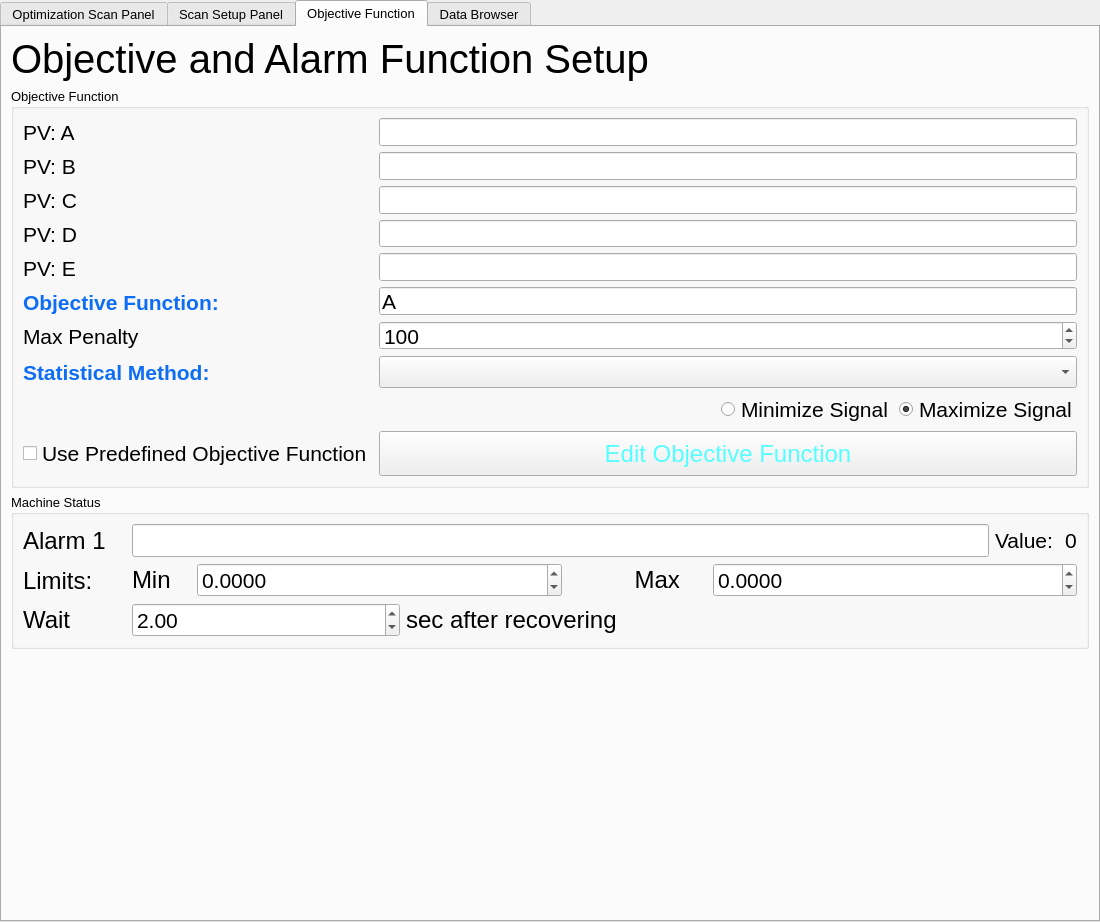
Above: UIOcelotInterface_gen.ui from ocelot-collab/optimizer before the change. Below: the same form after it.
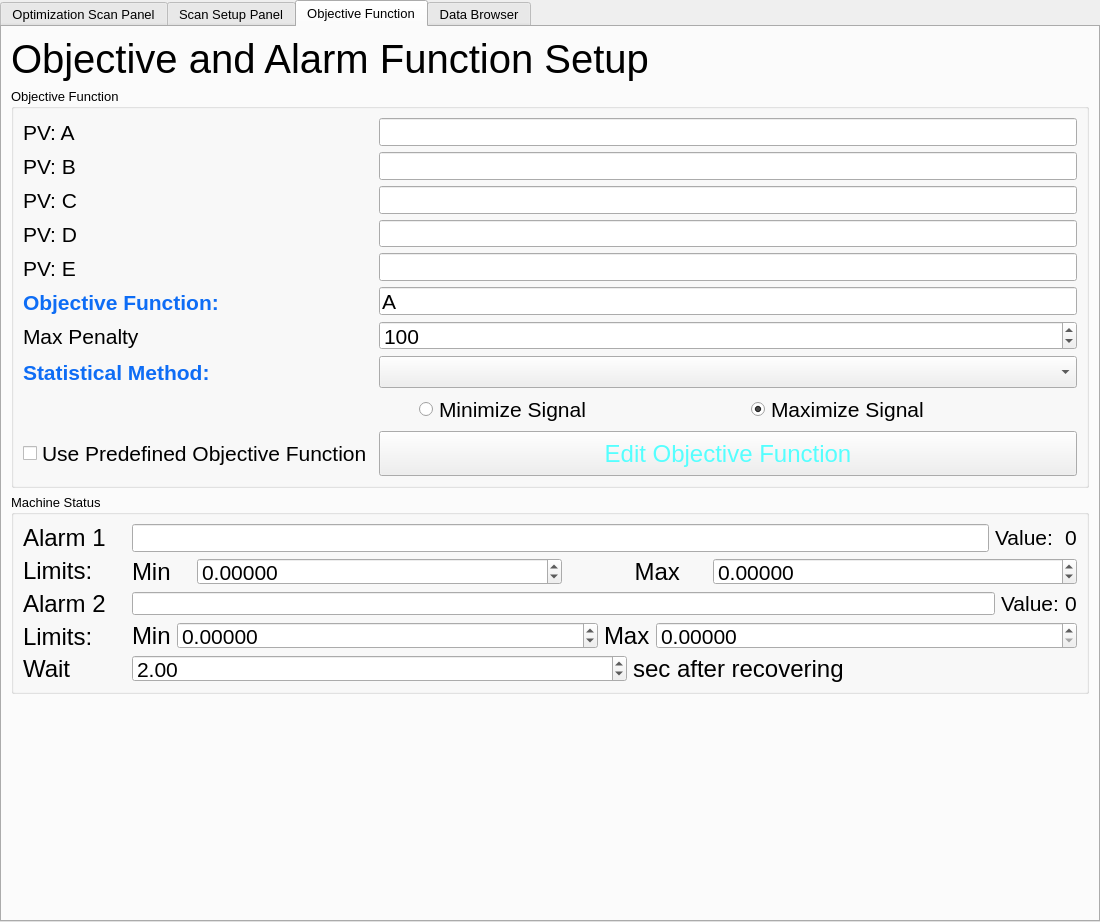
That is the form after the change. The open tabs and pages were chosen to show the change. Custom widgets are drawn as their Qt base class.

Commit message: added SwissXFEL interface. added limit group control, added second alarm channel. Removed realtive/absolute selector.

```diff
--- a/UIOcelotInterface_gen.ui
+++ b/UIOcelotInterface_gen.ui
@@ -1373,7 +1373,7 @@
             <item>
              <spacer name="horizontalSpacer_2">
               <property name="orientation">
-               <enum>Qt::Orientation::Horizontal</enum>
+               <enum>Qt::Vertical</enum>
               </property>
               <property name="sizeHint" stdset="0">
                <size>
@@ -1553,6 +1553,30 @@
                 </property>
                </widget>
               </item>
+              <item>
+               <widget class="QLabel" name="label_32">
+                <property name="font">
+                 <font>
+                  <pointsize>18</pointsize>
+                 </font>
+                </property>
+                <property name="text">
+                 <string>Alarm 2</string>
+                </property>
+               </widget>
+              </item>
+              <item>
+               <widget class="QLabel" name="label_35">
+                <property name="font">
+                 <font>
+                  <pointsize>18</pointsize>
+                 </font>
+                </property>
+                <property name="text">
+                 <string>Limits:</string>
+                </property>
+               </widget>
+              </item>
               <item>
                <widget class="QLabel" name="label_15">
                 <property name="maximumSize">
@@ -1574,40 +1598,8 @@
              </layout>
             </item>
             <item>
-             <layout class="QVBoxLayout" name="verticalLayout_14">
-              <item>
-               <layout class="QHBoxLayout" name="horizontalLayout_9">
-                <item>
-                 <widget class="QLineEdit" name="le_alarm">
-                  <property name="font">
-                   <font>
-                    <pointsize>16</pointsize>
-                   </font>
-                  </property>
-                 </widget>
-                </item>
-                <item>
-                 <widget class="QLabel" name="label_12">
-                  <property name="text">
-                   <string>&lt;html&gt;&lt;head/&gt;&lt;body&gt;&lt;p&gt;&lt;span style=&quot; font-size:16pt;&quot;&gt;Value:    &lt;/span&gt;&lt;/p&gt;&lt;/body&gt;&lt;/html&gt;</string>
-                  </property>
-                 </widget>
-                </item>
-                <item>
-                 <widget class="QLabel" name="label_alarm">
-                  <property name="font">
-                   <font>
-                    <pointsize>16</pointsize>
-                   </font>
-                  </property>
-                  <property name="text">
-                   <string>&lt;html&gt;&lt;head/&gt;&lt;body&gt;&lt;p&gt;&lt;span style=&quot; font-size:16pt;&quot;&gt;0&lt;/span&gt;&lt;/p&gt;&lt;/body&gt;&lt;/html&gt;</string>
-                  </property>
-                 </widget>
-                </item>
-               </layout>
-              </item>
-              <item>
+             <layout class="QGridLayout" name="gridLayout_6">
+              <item row="1" column="0">
                <layout class="QHBoxLayout" name="horizontalLayout_6">
                 <item>
                  <widget class="QLabel" name="label_17">
@@ -1644,7 +1636,7 @@
                    <locale language="English" country="UnitedStates"/>
                   </property>
                   <property name="decimals">
-                   <number>4</number>
+                   <number>5</number>
                   </property>
                   <property name="minimum">
                    <double>-99999999.989999994635582</double>
@@ -1695,7 +1687,7 @@
                    <locale language="English" country="UnitedStates"/>
                   </property>
                   <property name="decimals">
-                   <number>4</number>
+                   <number>5</number>
                   </property>
                   <property name="minimum">
                    <double>-99999999.989999994635582</double>
@@ -1710,7 +1702,70 @@
                 </item>
                </layout>
               </item>
-              <item>
+              <item row="2" column="0">
+               <layout class="QHBoxLayout" name="horizontalLayout_19">
+                <item>
+                 <widget class="QLineEdit" name="le_alarm_2"/>
+                </item>
+                <item>
+                 <widget class="QLabel" name="label_37">
+                  <property name="font">
+                   <font>
+                    <pointsize>16</pointsize>
+                   </font>
+                  </property>
+                  <property name="text">
+                   <string>Value:</string>
+                  </property>
+                 </widget>
+                </item>
+                <item>
+                 <widget class="QLabel" name="label_alarm_2">
+                  <property name="font">
+                   <font>
+                    <pointsize>16</pointsize>
+                   </font>
+                  </property>
+                  <property name="text">
+                   <string>0</string>
+                  </property>
+                 </widget>
+                </item>
+               </layout>
+              </item>
+              <item row="0" column="0">
+               <layout class="QHBoxLayout" name="horizontalLayout_9">
+                <item>
+                 <widget class="QLineEdit" name="le_alarm_1">
+                  <property name="font">
+                   <font>
+                    <pointsize>16</pointsize>
+                   </font>
+                  </property>
+                 </widget>
+                </item>
+                <item>
+                 <widget class="QLabel" name="label_12">
+                  <property name="text">
+                   <string>&lt;html&gt;&lt;head/&gt;&lt;body&gt;&lt;p&gt;&lt;span style=&quot; font-size:16pt;&quot;&gt;Value:    &lt;/span&gt;&lt;/p&gt;&lt;/body&gt;&lt;/html&gt;</string>
+                  </property>
+                 </widget>
+                </item>
+                <item>
+                 <widget class="QLabel" name="label_alarm_1">
+                  <property name="font">
+                   <font>
+                    <pointsize>16</pointsize>
+                   </font>
+                  </property>
+                  <property name="text">
+                   <string>&lt;html&gt;&lt;head/&gt;&lt;body&gt;&lt;p&gt;&lt;span style=&quot; font-size:16pt;&quot;&gt;0&lt;/span&gt;&lt;/p&gt;&lt;/body&gt;&lt;/html&gt;</string>
+                  </property>
+                 </widget>
+                </item>
+               </layout>
+              </item>
+              <item row="7" column="0">
                <layout class="QHBoxLayout" name="horizontalLayout_10">
                 <item>
                  <widget class="QDoubleSpinBox" name="sb_alarm_timeout">
@@ -1763,7 +1818,7 @@
                 <item>
                  <spacer name="horizontalSpacer">
                   <property name="orientation">
-                   <enum>Qt::Orientation::Horizontal</enum>
+                   <enum>Qt::Vertical</enum>
                   </property>
                   <property name="sizeHint" stdset="0">
                    <size>
@@ -1775,6 +1830,76 @@
                 </item>
                </layout>
               </item>
+              <item row="3" column="0">
+               <layout class="QHBoxLayout" name="horizontalLayout_18">
+                <item>
+                 <widget class="QLabel" name="label_33">
+                  <property name="font">
+                   <font>
+                    <pointsize>18</pointsize>
+                   </font>
+                  </property>
+                  <property name="text">
+                   <string>Min</string>
+                  </property>
+                 </widget>
+                </item>
+                <item>
+                 <widget class="QDoubleSpinBox" name="sb_alarm_2_min">
+                  <property name="sizePolicy">
+                   <sizepolicy hsizetype="Expanding" vsizetype="Fixed">
+                    <horstretch>0</horstretch>
+                    <verstretch>0</verstretch>
+                   </sizepolicy>
+                  </property>
+                  <property name="font">
+                   <font>
+                    <pointsize>16</pointsize>
+                   </font>
+                  </property>
+                  <property name="decimals">
+                   <number>5</number>
+                  </property>
+                  <property name="minimum">
+                   <double>-99999999.989999994635582</double>
+                  </property>
+                  <property name="maximum">
+                   <double>99999999.989999994635582</double>
+                  </property>
+                 </widget>
+                </item>
+                <item>
+                 <widget class="QLabel" name="label_34">
+                  <property name="font">
+                   <font>
+                    <pointsize>18</pointsize>
+                   </font>
+                  </property>
+                  <property name="text">
+                   <string>Max</string>
+                  </property>
+                 </widget>
+                </item>
+                <item>
+                 <widget class="QDoubleSpinBox" name="sb_alarm_2_max">
+                  <property name="sizePolicy">
+                   <sizepolicy hsizetype="Expanding" vsizetype="Fixed">
+                    <horstretch>0</horstretch>
+                    <verstretch>0</verstretch>
+                   </sizepolicy>
+                  </property>
+                  <property name="font">
+                   <font>
+                    <pointsize>16</pointsize>
+                   </font>
+                  </property>
+                  <property name="decimals">
+                   <number>5</number>
+                  </property>
+                 </widget>
+                </item>
+               </layout>
+              </item>
              </layout>
             </item>
            </layout>
```
Left out of the diff: 52 changed lines with no effect on the pictures. The commit also changes 11 other files.
